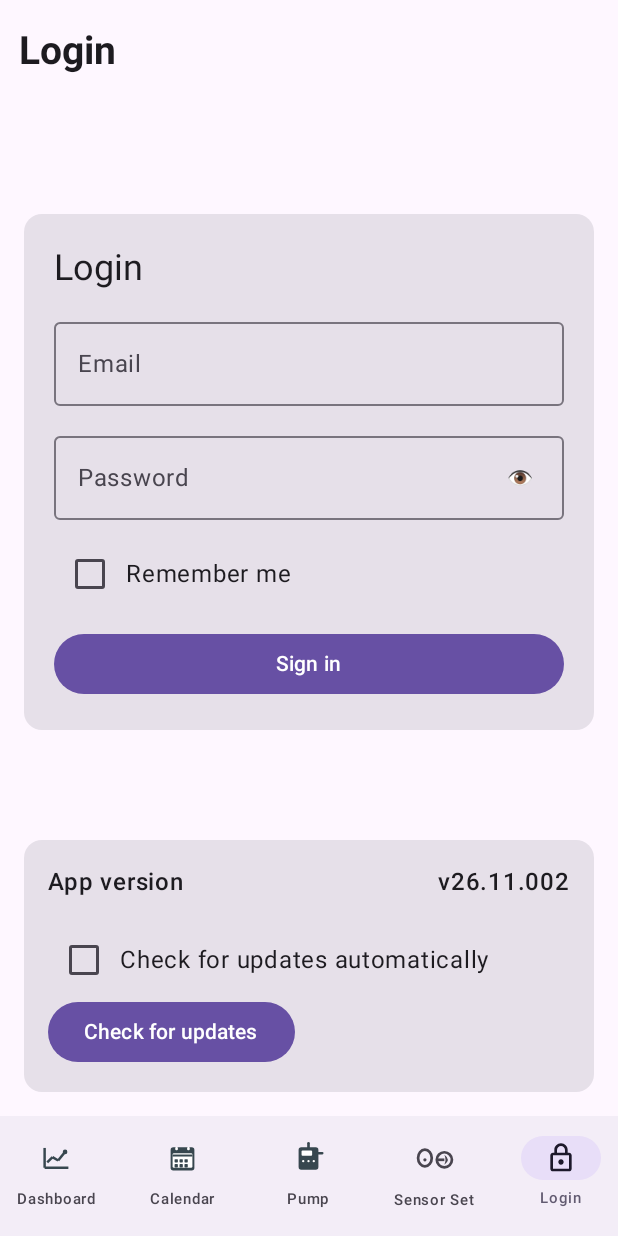
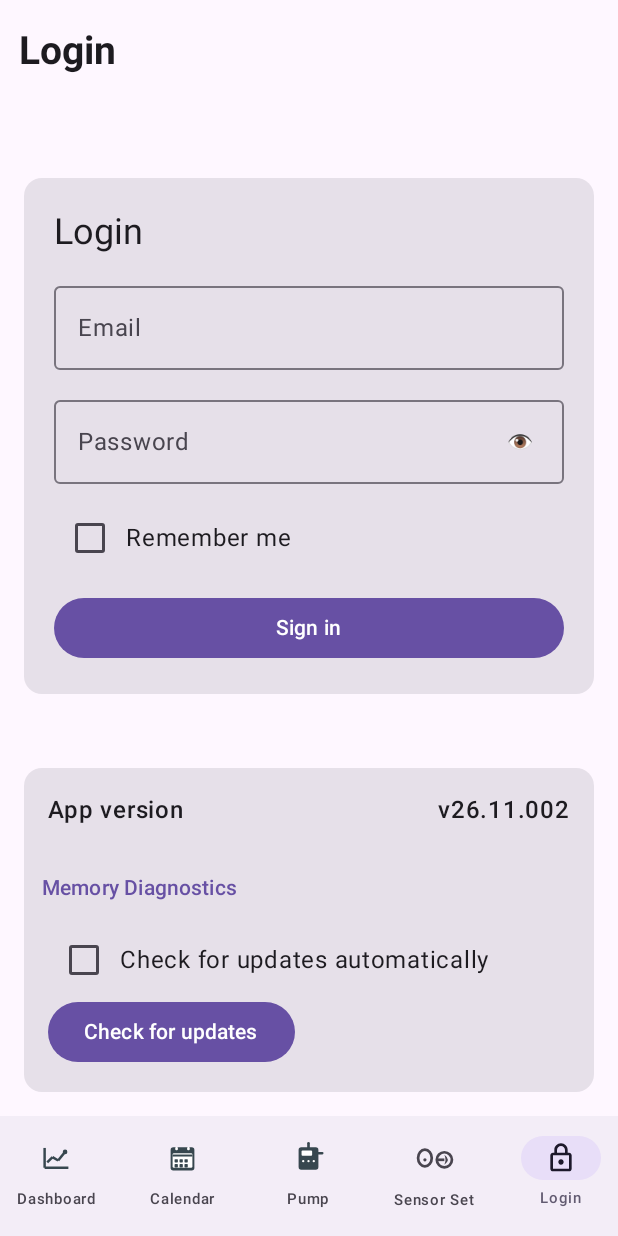
Before and after one commit to ddamT3/TandemSourceRT, an Android app built with Jetpack Compose: the screen it shows after launch (MainActivity), on a phone screen of 412 x 824 dp. Run offline under Robolectric (Android 15) with nearby library versions, the phone set to English and light mode, and no system bars; pictures from the network do not load.

Commit message:
wip(ts-001): expose diagnostics from login settings

```diff
--- a/app/src/main/java/com/example/tandemapp/ui/LoginScreen.kt
+++ b/app/src/main/java/com/example/tandemapp/ui/LoginScreen.kt
@@ -43,6 +43,11 @@ internal fun LoginScreen(
 	onSignInClick: (email: String, password: String, rememberMe: Boolean) -> Unit = { _, _, _ -> }
 ) {
 	var passwordVisible by remember { mutableStateOf(false) }
+	var showDiagnostics by remember { mutableStateOf(false) }
+	if (showDiagnostics) {
+		MemoryDiagnosticsScreen(onBack = { showDiagnostics = false }, modifier = modifier)
+		return
+	}
 
 	Column(
 		modifier = modifier
@@ -135,6 +140,7 @@ internal fun LoginScreen(
 						fontWeight = FontWeight.Medium
 					)
 				}
+				TextButton(onClick = { showDiagnostics = true }) { Text("Memory Diagnostics") }
 				AppUpdateControls(updateModel, Modifier.fillMaxWidth().padding(start = 16.dp, end = 16.dp, bottom = 16.dp))
 			}
 		}
```
